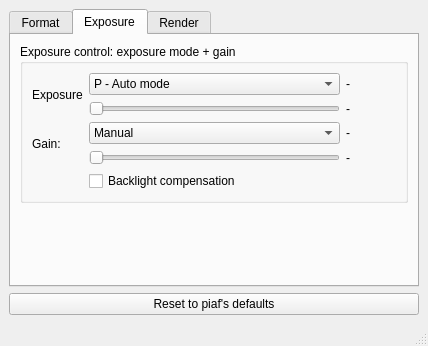
Before: the Qt Designer form main/tools/ui/vidacqsettingswindow.ui in cseyve/piaf, drawn with Qt 5.
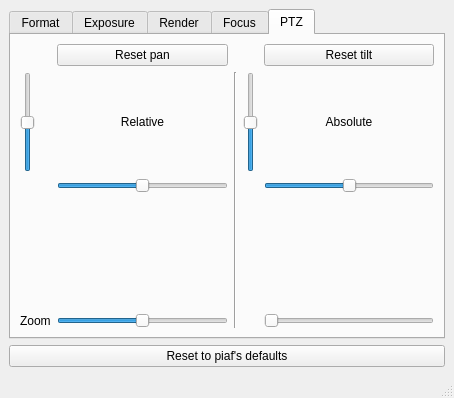
After: the same form once the commit is applied. Icons and pictures are not drawn.

Commit message: Video device: Added V4L2 control for PTZ and focus

The edit to the form file:
```diff
--- a/main/tools/ui/vidacqsettingswindow.ui
+++ b/main/tools/ui/vidacqsettingswindow.ui
@@ -6,8 +6,8 @@
    <rect>
     <x>0</x>
     <y>0</y>
-    <width>428</width>
-    <height>346</height>
+    <width>454</width>
+    <height>398</height>
    </rect>
   </property>
   <property name="windowTitle">
@@ -25,7 +25,7 @@
        <string/>
       </property>
       <property name="currentIndex">
-       <number>1</number>
+       <number>4</number>
       </property>
       <widget class="QWidget" name="tab">
        <attribute name="icon">
@@ -730,6 +730,249 @@
         </item>
        </layout>
       </widget>
+      <widget class="QWidget" name="tab_4">
+       <attribute name="icon">
+        <iconset resource="../../piaf.qrc">
+         <normaloff>:/images/22x22/focus.png</normaloff>:/images/22x22/focus.png</iconset>
+       </attribute>
+       <attribute name="title">
+        <string>Focus</string>
+       </attribute>
+       <layout class="QGridLayout" name="gridLayout_4">
+        <item row="0" column="0">
+         <widget class="QLabel" name="label_14">
+          <property name="text">
+           <string>Focus</string>
+          </property>
+         </widget>
+        </item>
+        <item row="0" column="1" colspan="2">
+         <widget class="QComboBox" name="focusModeComboBox">
+          <item>
+           <property name="text">
+            <string>Manual</string>
+           </property>
+          </item>
+          <item>
+           <property name="text">
+            <string>Auto</string>
+           </property>
+          </item>
+         </widget>
+        </item>
+        <item row="1" column="0">
+         <widget class="QLabel" name="label_15">
+          <property name="text">
+           <string>Relative focus</string>
+          </property>
+         </widget>
+        </item>
+        <item row="1" column="1" colspan="2">
+         <widget class="QSlider" name="relativeFocusSlider">
+          <property name="orientation">
+           <enum>Qt::Horizontal</enum>
+          </property>
+         </widget>
+        </item>
+        <item row="1" column="3">
+         <widget class="QLabel" name="relativeFocusLabel">
+          <property name="text">
+           <string>-</string>
+          </property>
+         </widget>
+        </item>
+        <item row="2" column="0">
+         <widget class="QLabel" name="label_16">
+          <property name="text">
+           <string>Absolute focus</string>
+          </property>
+         </widget>
+        </item>
+        <item row="2" column="1" colspan="2">
+         <widget class="QSlider" name="absoluteFocusSlider">
+          <property name="orientation">
+           <enum>Qt::Horizontal</enum>
+          </property>
+         </widget>
+        </item>
+        <item row="2" column="3">
+         <widget class="QLabel" name="absoluteFocusLabel">
+          <property name="text">
+           <string>-</string>
+          </property>
+         </widget>
+        </item>
+        <item row="0" column="3">
+         <widget class="QLabel" name="focusModeLabel">
+          <property name="text">
+           <string>-</string>
+          </property>
+         </widget>
+        </item>
+        <item row="3" column="0">
+         <spacer name="verticalSpacer_4">
+          <property name="orientation">
+           <enum>Qt::Vertical</enum>
+          </property>
+          <property name="sizeHint" stdset="0">
+           <size>
+            <width>20</width>
+            <height>40</height>
+           </size>
+          </property>
+         </spacer>
+        </item>
+       </layout>
+      </widget>
+      <widget class="QWidget" name="tab_5">
+       <attribute name="icon">
+        <iconset resource="../../piaf.qrc">
+         <normaloff>:/images/22x22/transform-move.png</normaloff>:/images/22x22/transform-move.png</iconset>
+       </attribute>
+       <attribute name="title">
+        <string>PTZ</string>
+       </attribute>
+       <layout class="QGridLayout" name="gridLayout_5">
+        <item row="0" column="1">
+         <widget class="QPushButton" name="panResetButton">
+          <property name="text">
+           <string>Reset pan</string>
+          </property>
+         </widget>
+        </item>
+        <item row="0" column="4">
+         <widget class="QPushButton" name="tiltResetButton">
+          <property name="text">
+           <string>Reset tilt</string>
+          </property>
+         </widget>
+        </item>
+        <item row="1" column="0">
+         <widget class="QSlider" name="tiltRelativeSlider">
+          <property name="maximumSize">
+           <size>
+            <width>16777215</width>
+            <height>100</height>
+           </size>
+          </property>
+          <property name="statusTip">
+           <string>Relative tilt control</string>
+          </property>
+          <property name="minimum">
+           <number>-99</number>
+          </property>
+          <property name="orientation">
+           <enum>Qt::Vertical</enum>
+          </property>
+         </widget>
+        </item>
+        <item row="1" column="1">
+         <widget class="QLabel" name="label_19">
+          <property name="text">
+           <string>Relative</string>
+          </property>
+          <property name="alignment">
+           <set>Qt::AlignCenter</set>
+          </property>
+         </widget>
+        </item>
+        <item row="1" column="3">
+         <widget class="QSlider" name="tiltAbsoluteSlider">
+          <property name="maximumSize">
+           <size>
+            <width>16777215</width>
+            <height>100</height>
+           </size>
+          </property>
+          <property name="statusTip">
+           <string>Absolute tilt control</string>
+          </property>
+          <property name="minimum">
+           <number>-99</number>
+          </property>
+          <property name="orientation">
+           <enum>Qt::Vertical</enum>
+          </property>
+         </widget>
+        </item>
+        <item row="1" column="4">
+         <widget class="QLabel" name="label_20">
+          <property name="text">
+           <string>Absolute</string>
+          </property>
+          <property name="alignment">
+           <set>Qt::AlignCenter</set>
+          </property>
+         </widget>
+        </item>
+        <item row="2" column="1">
+         <widget class="QSlider" name="panRelativeSlider">
+          <property name="statusTip">
+           <string>Relative pan control</string>
+          </property>
+          <property name="minimum">
+           <number>-99</number>
+          </property>
+          <property name="orientation">
+           <enum>Qt::Horizontal</enum>
+          </property>
+         </widget>
+        </item>
+        <item row="2" column="4">
+         <widget class="QSlider" name="panAbsoluteSlider">
+          <property name="statusTip">
+           <string>Absolute pan control</string>
+          </property>
+          <property name="minimum">
+           <number>-99</number>
+          </property>
+          <property name="orientation">
+           <enum>Qt::Horizontal</enum>
+          </property>
+         </widget>
+        </item>
+        <item row="1" column="2" rowspan="4">
+         <widget class="Line" name="line">
+          <property name="orientation">
+           <enum>Qt::Vertical</enum>
+          </property>
+         </widget>
+        </item>
+        <item row="4" column="1">
+         <widget class="QSlider" name="zoomRelativeSlider">
+          <property name="statusTip">
+           <string>Relative zoom control</string>
+          </property>
+          <property name="minimum">
+           <number>-99</number>
+          </property>
+          <property name="orientation">
+           <enum>Qt::Horizontal</enum>
+          </property>
+         </widget>
+        </item>
+        <item row="4" column="4">
+         <widget class="QSlider" name="zoomAbsoluteSlider">
+          <property name="statusTip">
+           <string>Absolute zoom control</string>
+          </property>
+          <property name="minimum">
+           <number>0</number>
+          </property>
+          <property name="orientation">
+           <enum>Qt::Horizontal</enum>
+          </property>
+         </widget>
+        </item>
+        <item row="4" column="0">
+         <widget class="QLabel" name="label_21">
+          <property name="text">
+           <string>Zoom</string>
+          </property>
+         </widget>
+        </item>
+       </layout>
+      </widget>
      </widget>
     </item>
     <item>
```
Left out of the diff: 51 changed lines with no effect on the pictures. The commit also changes 9 other files.
